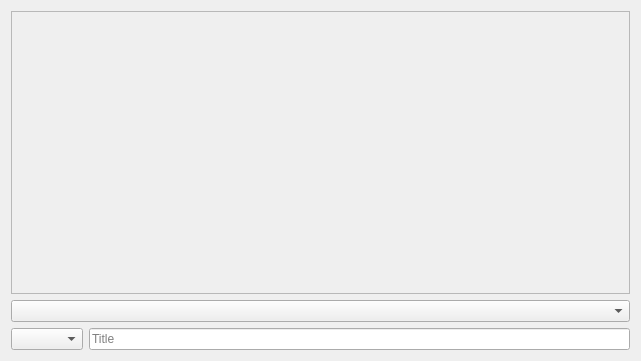
Before: the Qt Designer form copaspedia.ui in selesdepselesnul/copas_pedia, drawn with Qt 5.
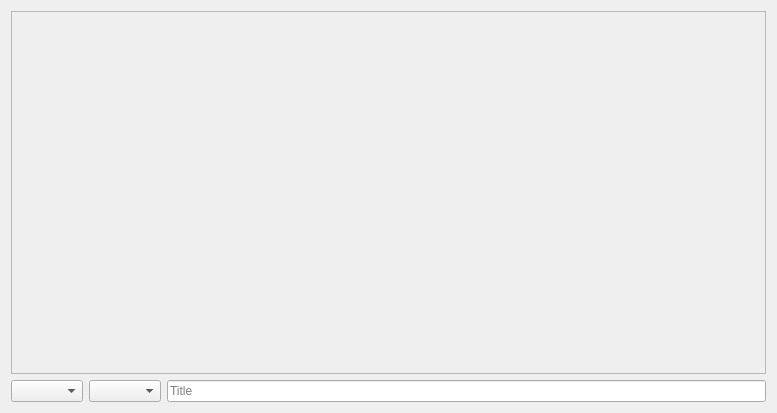
After: the same form once the commit is applied.

The edit to the form file:
```diff
--- a/copaspedia.ui
+++ b/copaspedia.ui
@@ -6,8 +6,8 @@
    <rect>
     <x>0</x>
     <y>0</y>
-    <width>641</width>
-    <height>361</height>
+    <width>777</width>
+    <height>413</height>
    </rect>
   </property>
   <property name="sizePolicy">
@@ -20,7 +20,7 @@
    <string>CopasPedia</string>
   </property>
   <layout class="QGridLayout" name="gridLayout">
-   <item row="0" column="0">
+   <item row="0" column="0" colspan="3">
     <widget class="QTextBrowser" name="content_text_browser">
      <property name="enabled">
       <bool>false</bool>
@@ -46,22 +46,18 @@
      </property>
     </widget>
    </item>
-   <item row="2" column="0">
-    <layout class="QHBoxLayout" name="horizontalLayout">
-     <item>
+   <item row="1" column="0">
+    <widget class="QComboBox" name="page_combo_box"/>
+   </item>
+   <item row="1" column="1">
       <widget class="QComboBox" name="lang_combo_box"/>
      </item>
-     <item>
+   <item row="1" column="2">
       <widget class="QLineEdit" name="title_line_edit">
        <property name="placeholderText">
         <string>Title</string>
        </property>
       </widget>
-     </item>
-    </layout>
-   </item>
-   <item row="1" column="0">
-    <widget class="QComboBox" name="page_combo_box"/>
    </item>
   </layout>
  </widget>
```
Lines whose indentation alone changed are shown as unchanged.
